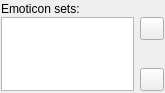
Before: the Qt Designer form src/plugins/emoticons/emoticonsoptions2.ui in xnamed/vacuum-im, drawn with Qt 5.
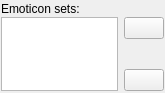
After: the same form once the commit is applied.

```diff
--- a/src/plugins/emoticons/emoticonsoptions2.ui
+++ b/src/plugins/emoticons/emoticonsoptions2.ui
@@ -50,7 +50,7 @@
      <item>
       <widget class="QListWidget" name="lwtEmoticons">
        <property name="sizePolicy">
-        <sizepolicy hsizetype="Expanding" vsizetype="Preferred">
+        <sizepolicy hsizetype="Expanding" vsizetype="Expanding">
          <horstretch>0</horstretch>
          <verstretch>0</verstretch>
         </sizepolicy>
@@ -82,7 +82,7 @@
          <number>0</number>
         </property>
         <item>
-         <widget class="QToolButton" name="tbtUp">
+         <widget class="QPushButton" name="tbtUp">
           <property name="sizePolicy">
            <sizepolicy hsizetype="Preferred" vsizetype="Preferred">
             <horstretch>0</horstretch>
@@ -117,7 +117,7 @@
          </spacer>
         </item>
         <item>
-         <widget class="QToolButton" name="tbtDown">
+         <widget class="QPushButton" name="tbtDown">
           <property name="sizePolicy">
            <sizepolicy hsizetype="Preferred" vsizetype="Preferred">
             <horstretch>0</horstretch>
```
